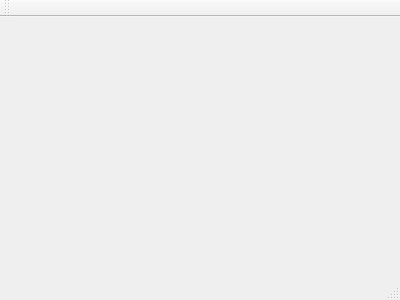
The window that thread_demos/mainwindow.ui (fuzongjian/Qt-demos) describes before a commit, drawn with Qt 5.
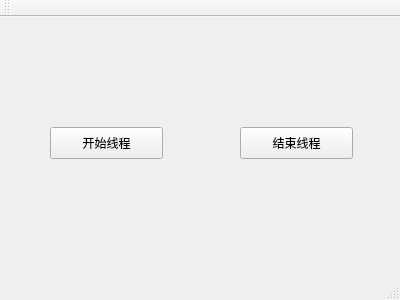
The same window after the commit.

Commit message: 线程学习。

Patch:
```diff
--- a/thread_demos/mainwindow.ui
+++ b/thread_demos/mainwindow.ui
@@ -12,13 +12,55 @@
   <property name="windowTitle" >
    <string>MainWindow</string>
   </property>
-  <widget class="QMenuBar" name="menuBar" />
-  <widget class="QToolBar" name="mainToolBar" />
-  <widget class="QWidget" name="centralWidget" />
-  <widget class="QStatusBar" name="statusBar" />
+  <widget class="QWidget" name="centralWidget">
+   <widget class="QPushButton" name="startButton">
+    <property name="geometry">
+     <rect>
+      <x>50</x>
+      <y>110</y>
+      <width>113</width>
+      <height>32</height>
+     </rect>
+    </property>
+    <property name="text">
+     <string>开始线程</string>
+    </property>
+   </widget>
+   <widget class="QPushButton" name="stopButton">
+    <property name="geometry">
+     <rect>
+      <x>240</x>
+      <y>110</y>
+      <width>113</width>
+      <height>32</height>
+     </rect>
+    </property>
+    <property name="text">
+     <string>结束线程</string>
+    </property>
+   </widget>
+  </widget>
+  <widget class="QMenuBar" name="menuBar">
+   <property name="geometry">
+    <rect>
+     <x>0</x>
+     <y>0</y>
+     <width>400</width>
+     <height>22</height>
+    </rect>
+   </property>
+  </widget>
+  <widget class="QToolBar" name="mainToolBar">
+   <attribute name="toolBarArea">
+    <enum>TopToolBarArea</enum>
+   </attribute>
+   <attribute name="toolBarBreak">
+    <bool>false</bool>
+   </attribute>
+  </widget>
+  <widget class="QStatusBar" name="statusBar"/>
  </widget>
- <layoutDefault spacing="6" margin="11" />
- <pixmapfunction></pixmapfunction>
+ <layoutdefault spacing="6" margin="11"/>
  <resources/>
  <connections/>
 </ui>
```
Left out of the diff: 7 changed lines with no effect on the pictures. The commit also changes 8 other files.
